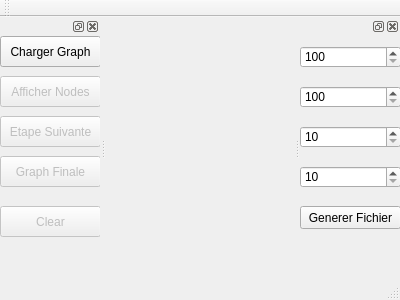
The window that Simulations/ShowGraph/mainwindow.ui (Patre/Energy-saving-in-sensors--networks) describes before a commit, drawn with Qt 5.
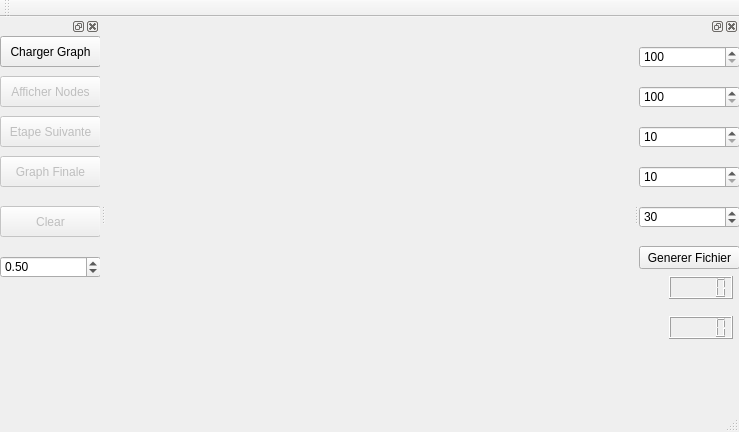
The same window after the commit.

What changed in the file:
```diff
--- a/Simulations/ShowGraph/mainwindow.ui
+++ b/Simulations/ShowGraph/mainwindow.ui
@@ -6,8 +6,8 @@
    <rect>
     <x>0</x>
     <y>0</y>
-    <width>400</width>
-    <height>300</height>
+    <width>739</width>
+    <height>432</height>
    </rect>
   </property>
   <property name="windowTitle">
@@ -121,13 +121,26 @@
       <string>Clear</string>
      </property>
     </widget>
+    <widget class="QDoubleSpinBox" name="zoomEdit">
+     <property name="geometry">
+      <rect>
+       <x>0</x>
+       <y>220</y>
+       <width>101</width>
+       <height>22</height>
+      </rect>
+     </property>
+     <property name="value">
+      <double>0.500000000000000</double>
+     </property>
+    </widget>
    </widget>
   </widget>
   <widget class="QDockWidget" name="dockWidget_3">
    <property name="minimumSize">
     <size>
      <width>100</width>
-     <height>36</height>
+     <height>41</height>
     </size>
    </property>
    <attribute name="dockWidgetArea">
@@ -202,7 +215,7 @@
      <property name="geometry">
       <rect>
        <x>0</x>
-       <y>170</y>
+       <y>210</y>
        <width>101</width>
        <height>23</height>
       </rect>
@@ -211,6 +224,45 @@
       <string>Generer Fichier</string>
      </property>
     </widget>
+    <widget class="QLCDNumber" name="nbrNodes">
+     <property name="geometry">
+      <rect>
+       <x>30</x>
+       <y>240</y>
+       <width>64</width>
+       <height>23</height>
+      </rect>
+     </property>
+    </widget>
+    <widget class="QSpinBox" name="rangeEdit">
+     <property name="geometry">
+      <rect>
+       <x>0</x>
+       <y>170</y>
+       <width>101</width>
+       <height>22</height>
+      </rect>
+     </property>
+     <property name="minimum">
+      <number>10</number>
+     </property>
+     <property name="maximum">
+      <number>999</number>
+     </property>
+     <property name="value">
+      <number>30</number>
+     </property>
+    </widget>
+    <widget class="QLCDNumber" name="densite">
+     <property name="geometry">
+      <rect>
+       <x>30</x>
+       <y>280</y>
+       <width>64</width>
+       <height>23</height>
+      </rect>
+     </property>
+    </widget>
    </widget>
   </widget>
  </widget>
```
Left out of the diff: 8 changed lines with no effect on the pictures.
